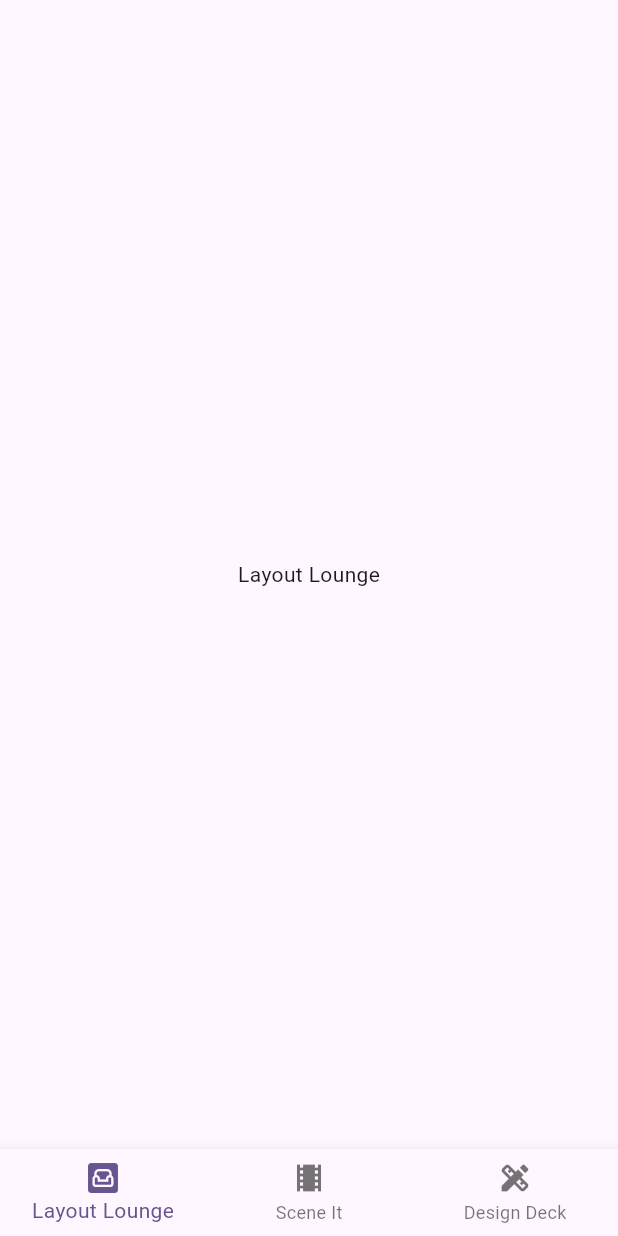
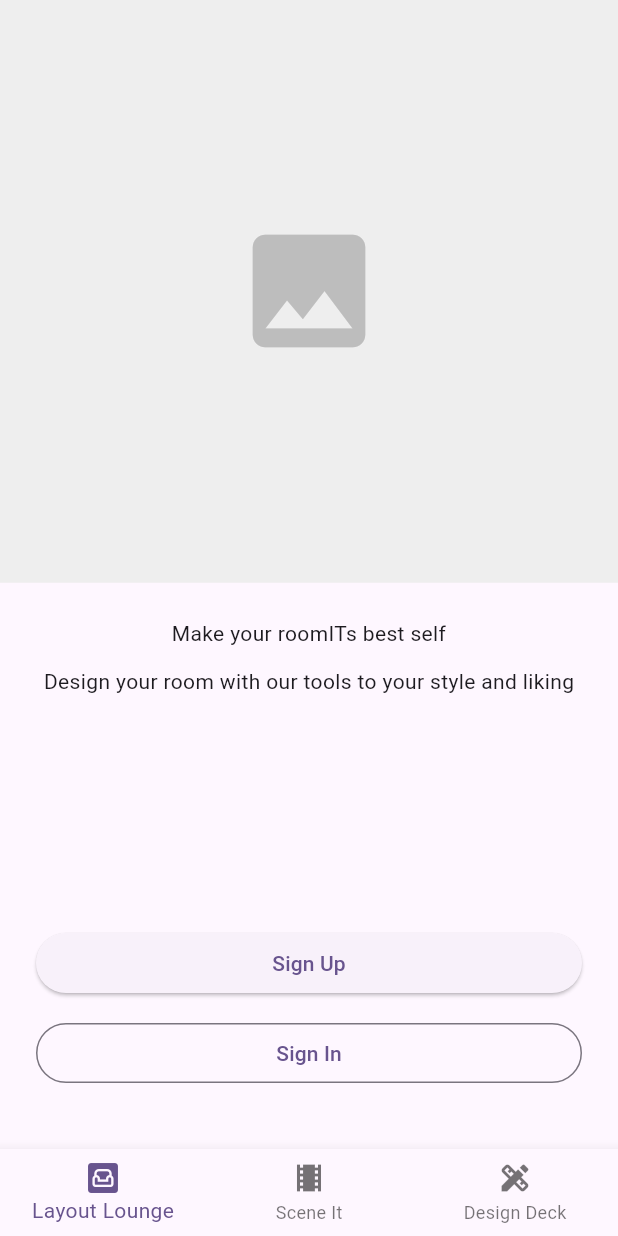
Before and after one commit to BrianZhao15/roomIT, a Flutter app: the screen it shows after launch, on a phone screen of 412 x 824 dp. Run offline on Flutter 3.47's test engine with Material 3 defaults, Android fonts, the phone set to English and light mode, and no system bars.

Commit message:
Onboarding page is now the landing page every time on start up; it is purposefully and purposely not shown on the bottom navbar

```diff
--- a/lib/main.dart
+++ b/lib/main.dart
@@ -36,7 +36,7 @@
   }
 }
 
-class MyHomePage extends StatefulWidget {
+/*class MyHomePage extends StatefulWidget {
   const MyHomePage({super.key, required this.title});
 
   // This widget is the home page of your application. It is stateful, meaning
@@ -120,4 +120,4 @@
       ), // This trailing comma makes auto-formatting nicer for build methods.
     );
   }
-}
+}*/
--- a/lib/screens/floorboarding.dart
+++ b/lib/screens/floorboarding.dart
@@ -2,6 +2,83 @@
 import 'layout-lounge.dart';
 import 'scene-it.dart';
 import 'design-deck.dart';
+
+class FloorboardingContent extends StatelessWidget {
+  const FloorboardingContent({Key? key}) : super(key: key);
+
+  @override
+  Widget build(BuildContext context) {
+    return Scaffold(
+      body: SafeArea(
+        child: Column(
+          children: [
+            // Image Placeholder
+            Expanded(
+              flex: 3,
+              child: Container(
+                width: double.infinity,
+                color: Colors.grey[200],
+                child: Center(
+                  child: Icon(
+                    Icons.image,
+                    size: 100,
+                    color: Colors.grey[400],
+                  ),
+                ),
+              ),
+            ),
+            // Text Section
+            Padding(
+              padding: const EdgeInsets.symmetric(
+                  horizontal: 24.0, vertical: 24),
+              child: Column(
+                children: [
+                  Text(
+                    'Make your roomITs best self',
+                    textAlign: TextAlign.center,
+                  ),
+                  const SizedBox(height: 12),
+                  Text(
+                    'Design your room with our tools to your style and liking',
+                  ),
+                ],
+              ),
+            ),
+            const Spacer(),
+            // Buttons
+            Padding(
+              padding: const EdgeInsets.symmetric(horizontal: 24.0),
+              child: Column(
+                children: [
+                  SizedBox(
+                    width: double.infinity,
+                    child: ElevatedButton(
+                      onPressed: () {
+                        Navigator.pushNamed(context, '/signup');
+                      },
+                      child: const Text('Sign Up'),
+                    ),
+                  ),
+                  const SizedBox(height: 12),
+                  SizedBox(
+                    width: double.infinity,
+                    child: OutlinedButton(
+                      onPressed: () {
+                        Navigator.pushNamed(context, '/signin');
+                      },
+                      child: const Text('Sign In'),
+                    ),
+                  ),
+                ],
+              ),
+            ),
+            const SizedBox(height: 40),
+          ],
+        ),
+      ),
+    );
+  }
+}
 
 class FloorboardingScreen extends StatefulWidget {
 const FloorboardingScreen({Key? key}) : super(key: key);
@@ -14,6 +91,7 @@
   int _selectedIndex = 0;
 
   final List<Widget> _pages = [
+    FloorboardingContent(),
     LayoutLoungeScreen(),
     SceneItScreen(),
     DesignDeckScreen(),
@@ -21,7 +99,7 @@
 
   void _onItemTapped(int index) {
     setState(() {
-      _selectedIndex = index;
+      _selectedIndex = index + 1;
     });
   }
 
@@ -30,7 +108,7 @@
     return Scaffold(
       body: _pages[_selectedIndex],
       bottomNavigationBar: BottomNavigationBar(
-        currentIndex: _selectedIndex,
+        currentIndex: _selectedIndex == 0 ? 0 : _selectedIndex - 1,
         onTap: _onItemTapped,
         items: const [
           BottomNavigationBarItem(
```
